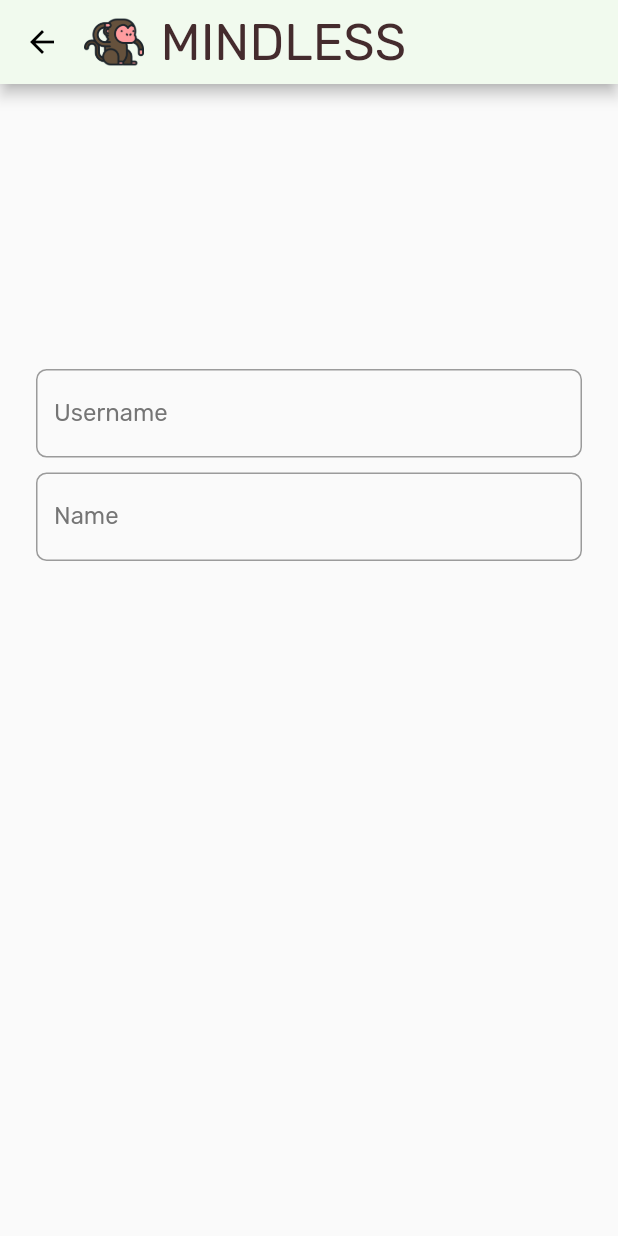
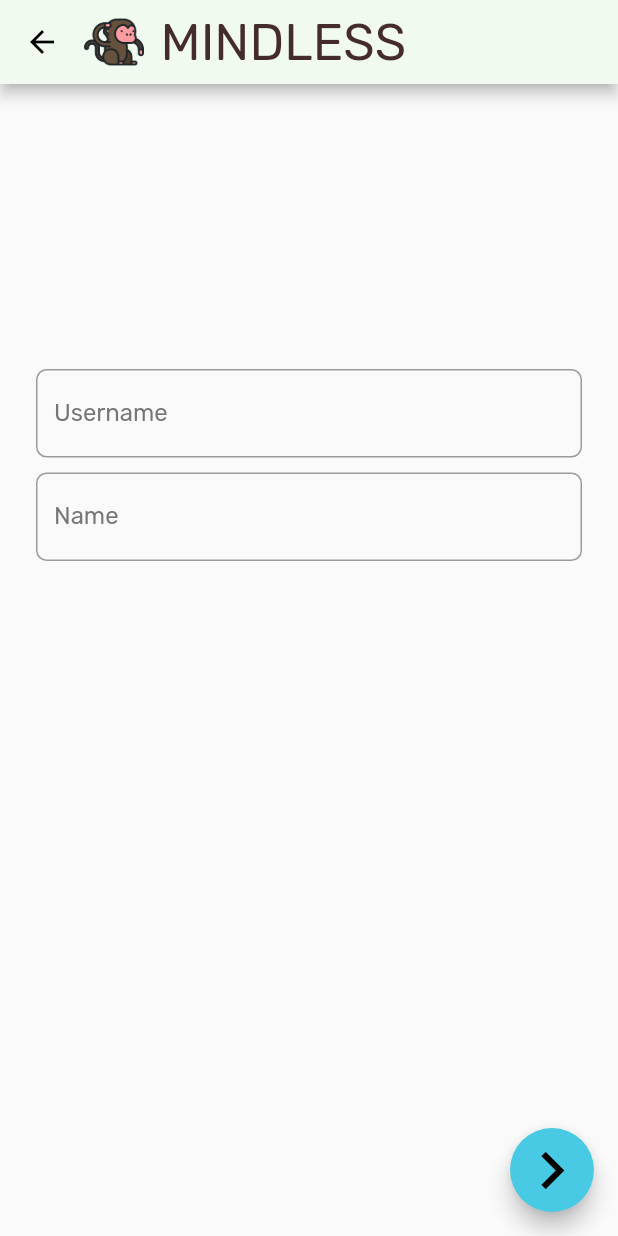
Before and after one commit to jqphu/Mindless, a Flutter app: the RegistrationPage screen opened directly, on a phone screen of 412 x 824 dp. Run offline on Flutter 3.47's test engine with Material 2 defaults, Android fonts, the phone set to English and light mode, and no system bars.

Commit message:
[app][login] Add the placeholder floating action button to login
This does nothing but verify the inputs. It will not send a request.

```diff
--- a/app/lib/login/registration.dart
+++ b/app/lib/login/registration.dart
@@ -9,6 +9,18 @@ class RegistrationPage extends StatefulWidget {
 
 /// Registration page.
 class _RegistrationPageState extends State<RegistrationPage> {
+  final _formKey = GlobalKey<FormState>();
+  final _usernameController = TextEditingController();
+  final _nameController = TextEditingController();
+
+  /// Handle a request to register.
+  _handleRegister() {
+    // Validate the input
+    if (!_formKey.currentState.validate()) {
+      return;
+    }
+  }
+
   @override
   Widget build(BuildContext context) {
     return Scaffold(
@@ -18,8 +30,15 @@ class _RegistrationPageState extends State<RegistrationPage> {
               padding: EdgeInsets.symmetric(horizontal: 24.0),
               children: <Widget>[
             SizedBox(height: 140.0),
-            RegistrationFormField()
+            RegistrationFormField(
+                _formKey, _usernameController, _nameController)
           ])),
+      floatingActionButton: FloatingActionButton(
+          heroTag: "login",
+          child: Icon(Icons.navigate_next, size: 50),
+          onPressed: () async {
+            _handleRegister();
+          }),
     );
   }
 }
@@ -38,27 +57,41 @@ AppBar buildMonkeyBar(BuildContext context) {
 }
 
 class RegistrationFormField extends StatefulWidget {
+  // Form key passed in by the parent.
+  final _formKey;
+
+  // Username text controller passed in by the parent.
+  final _usernameController;
+
+  // Name text controller passed in by the parent.
+  final _nameController;
+
+  RegistrationFormField(
+      this._formKey, this._usernameController, this._nameController);
+
   @override
   _RegistrationFormFieldState createState() => _RegistrationFormFieldState();
 }
 
 class _RegistrationFormFieldState extends State<RegistrationFormField> {
   final _usernameFocusNode = FocusNode();
-  final _usernameController = TextEditingController();
-
   final _nameFocusNode = FocusNode();
-  final _nameController = TextEditingController();
 
   @override
   Widget build(BuildContext context) {
     return Form(
+        key: widget._formKey,
         child: Column(mainAxisSize: MainAxisSize.min, children: <Widget>[
-      SizedBox(height: 50.0),
-      buildFormField(context, "Username", "Pick a username! Any username.",
-          _usernameController, _usernameFocusNode),
-      SizedBox(height: 10.0),
-      buildFormField(context, "Name", "Did your parents forget name you?",
-          _nameController, _nameFocusNode),
-    ]));
+          SizedBox(height: 50.0),
+          buildFormField(context, "Username", "Pick a username! Any username.",
+              widget._usernameController, _usernameFocusNode),
+          SizedBox(height: 10.0),
+          buildFormField(
+              context,
+              "Name",
+              "Did your parents forget to name you?",
+              widget._nameController,
+              _nameFocusNode),
+        ]));
   }
 }
```
